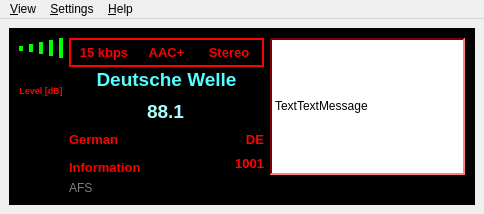
Old version of the form dream/src/GUI-QT/DRMMainWindow.ui in the repository mmjee/dream-patched.
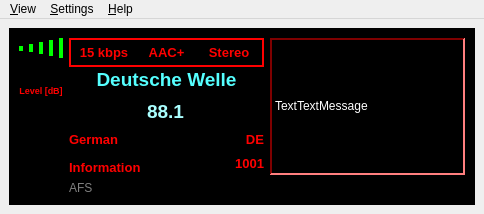
New version of the form. Icons and pictures are not drawn. Custom widgets are drawn as their Qt base class.

What changed in the file:
```diff
--- a/dream/src/GUI-QT/DRMMainWindow.ui
+++ b/dream/src/GUI-QT/DRMMainWindow.ui
@@ -4382,9 +4382,9 @@
             <colorrole role="WindowText">
              <brush brushstyle="SolidPattern">
               <color alpha="255">
-               <red>0</red>
-               <green>0</green>
-               <blue>0</blue>
+               <red>255</red>
+               <green>255</green>
+               <blue>255</blue>
               </color>
              </brush>
             </colorrole>
@@ -4472,9 +4472,9 @@
             <colorrole role="Window">
              <brush brushstyle="SolidPattern">
               <color alpha="255">
-               <red>255</red>
-               <green>255</green>
-               <blue>255</blue>
+               <red>0</red>
+               <green>0</green>
+               <blue>0</blue>
               </color>
              </brush>
             </colorrole>
@@ -4510,9 +4510,9 @@
             <colorrole role="WindowText">
              <brush brushstyle="SolidPattern">
               <color alpha="255">
-               <red>0</red>
-               <green>0</green>
-               <blue>0</blue>
+               <red>255</red>
+               <green>255</green>
+               <blue>255</blue>
               </color>
              </brush>
             </colorrole>
@@ -4600,9 +4600,9 @@
             <colorrole role="Window">
              <brush brushstyle="SolidPattern">
               <color alpha="255">
-               <red>255</red>
-               <green>255</green>
-               <blue>255</blue>
+               <red>0</red>
+               <green>0</green>
+               <blue>0</blue>
               </color>
              </brush>
             </colorrole>
@@ -4719,18 +4719,18 @@
             <colorrole role="Base">
              <brush brushstyle="SolidPattern">
               <color alpha="255">
-               <red>255</red>
-               <green>255</green>
-               <blue>255</blue>
+               <red>0</red>
+               <green>0</green>
+               <blue>0</blue>
               </color>
              </brush>
             </colorrole>
             <colorrole role="Window">
              <brush brushstyle="SolidPattern">
               <color alpha="255">
-               <red>255</red>
-               <green>255</green>
-               <blue>255</blue>
+               <red>0</red>
+               <green>0</green>
+               <blue>0</blue>
               </color>
              </brush>
             </colorrole>
```
Left out of the diff: 59 changed lines with no effect on the pictures.
